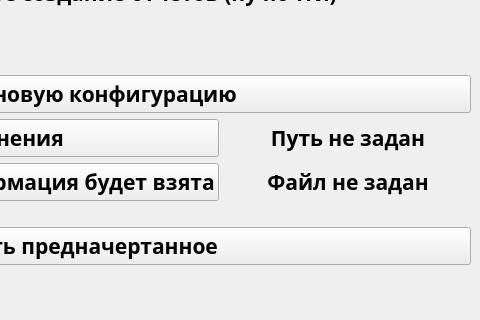
Old version of the form app/src/autoDoc/mainwindow.ui in the repository TheSawIsTheLaw/ReportAutomation; both pictures show x 368 to 848 and y 93 to 413 of the 848 by 548 pixel window.
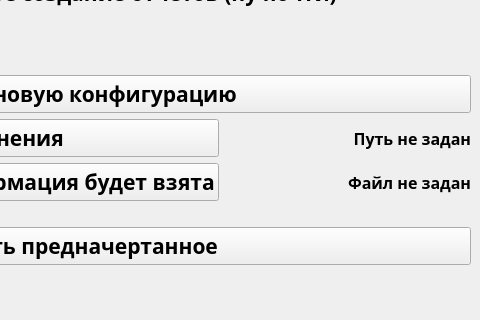
New version of the form.

The edit to the form file:
```diff
--- a/app/src/autoDoc/mainwindow.ui
+++ b/app/src/autoDoc/mainwindow.ui
@@ -125,10 +125,16 @@
       </item>
       <item row="3" column="1">
        <widget class="QLabel" name="PathStatusLabel">
+        <property name="sizePolicy">
+         <sizepolicy hsizetype="Ignored" vsizetype="Ignored">
+          <horstretch>0</horstretch>
+          <verstretch>0</verstretch>
+         </sizepolicy>
+        </property>
         <property name="font">
          <font>
           <family>Bahnschrift SemiBold</family>
-          <pointsize>16</pointsize>
+          <pointsize>12</pointsize>
           <weight>75</weight>
           <italic>false</italic>
           <bold>true</bold>
@@ -139,7 +145,10 @@
          <string>Путь не задан</string>
         </property>
         <property name="alignment">
-         <set>Qt::AlignCenter</set>
+         <set>Qt::AlignRight|Qt::AlignTrailing|Qt::AlignVCenter</set>
+        </property>
+        <property name="wordWrap">
+         <bool>true</bool>
         </property>
        </widget>
       </item>
@@ -160,10 +169,16 @@
       </item>
       <item row="4" column="1">
        <widget class="QLabel" name="TableFileLabel">
+        <property name="sizePolicy">
+         <sizepolicy hsizetype="Ignored" vsizetype="Ignored">
+          <horstretch>0</horstretch>
+          <verstretch>0</verstretch>
+         </sizepolicy>
+        </property>
         <property name="font">
          <font>
           <family>Bahnschrift SemiBold</family>
-          <pointsize>16</pointsize>
+          <pointsize>12</pointsize>
           <weight>75</weight>
           <bold>true</bold>
          </font>
@@ -172,7 +187,10 @@
          <string>Файл не задан</string>
         </property>
         <property name="alignment">
-         <set>Qt::AlignCenter</set>
+         <set>Qt::AlignRight|Qt::AlignTrailing|Qt::AlignVCenter</set>
+        </property>
+        <property name="wordWrap">
+         <bool>true</bool>
         </property>
        </widget>
       </item>
```
Left out of the diff: 6 changed lines with no effect on the pictures.
